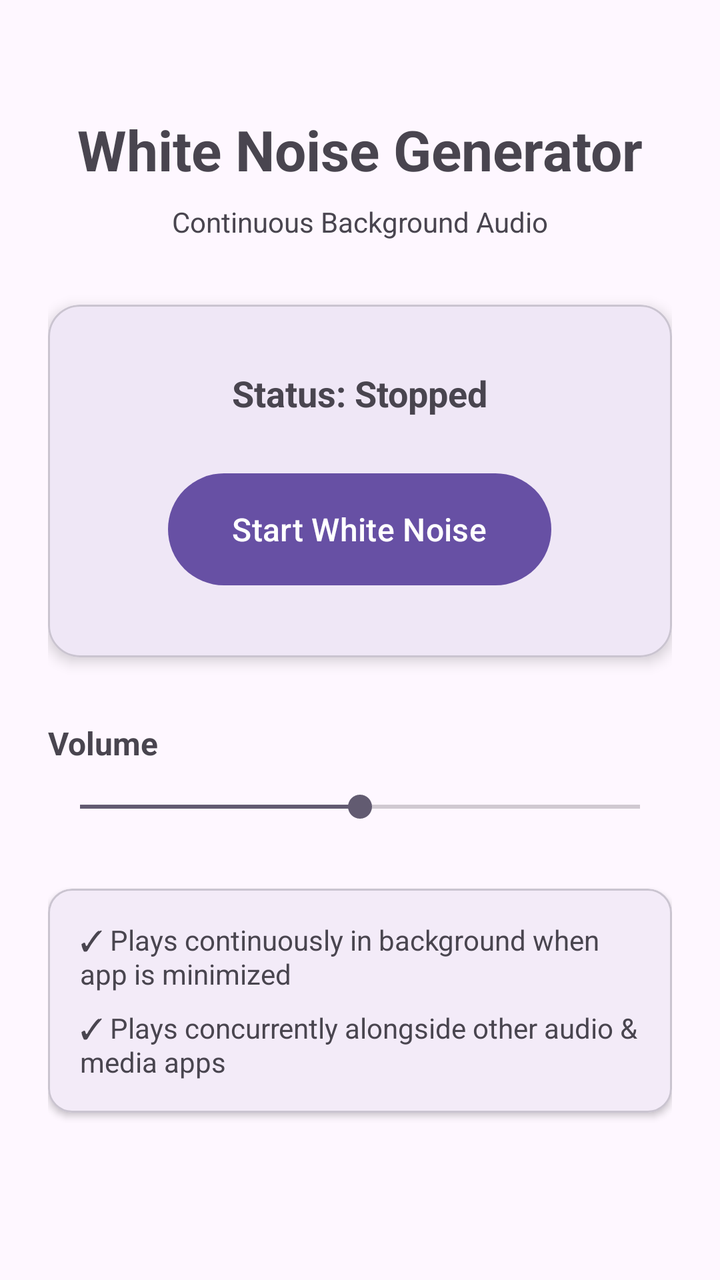
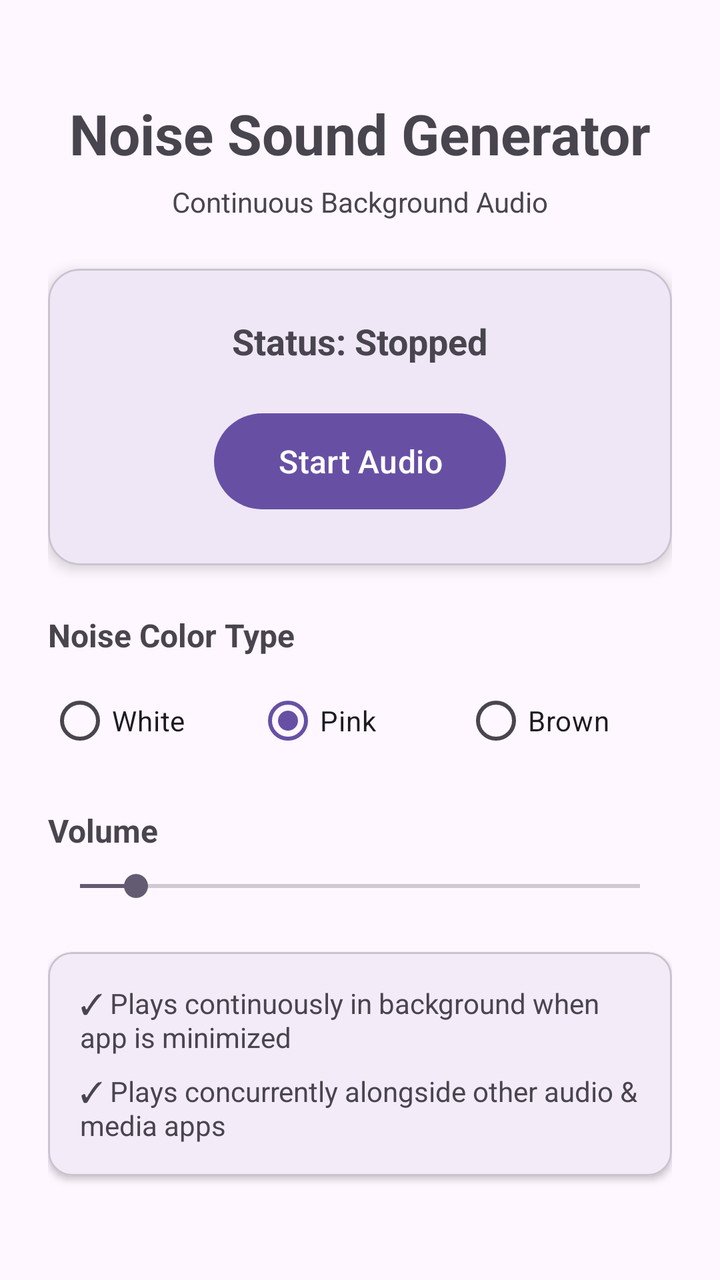

The first picture is an Android layout as it rendered before a commit; the second is the same layout after the commit. The layout source and the unified diff follow.
<!-- AndroidManifest.xml: application theme Theme.WhiteNoise -->
<!-- res/layout/activity_main.xml -->
<?xml version="1.0" encoding="utf-8"?>
<androidx.constraintlayout.widget.ConstraintLayout xmlns:android="http://schemas.android.com/apk/res/android"
    xmlns:app="http://schemas.android.com/apk/res-auto"
    xmlns:tools="http://schemas.android.com/tools"
    android:id="@+id/main"
    android:layout_width="match_parent"
    android:layout_height="match_parent"
    android:padding="24dp"
    tools:context=".MainActivity">

    <TextView
        android:id="@+id/titleText"
        android:layout_width="wrap_content"
        android:layout_height="wrap_content"
        android:layout_marginTop="32dp"
        android:text="@string/title_white_noise"
        android:textSize="28sp"
        android:textStyle="bold"
        app:layout_constraintEnd_toEndOf="parent"
        app:layout_constraintStart_toStartOf="parent"
        app:layout_constraintTop_toTopOf="parent" />

    <TextView
        android:id="@+id/subtitleText"
        android:layout_width="wrap_content"
        android:layout_height="wrap_content"
        android:layout_marginTop="8dp"
        android:text="@string/subtitle_white_noise"
        android:textColor="?android:attr/textColorSecondary"
        android:textSize="14sp"
        app:layout_constraintEnd_toEndOf="parent"
        app:layout_constraintStart_toStartOf="parent"
        app:layout_constraintTop_toBottomOf="@id/titleText" />

    <com.google.android.material.card.MaterialCardView
        android:id="@+id/statusCard"
        android:layout_width="0dp"
        android:layout_height="wrap_content"
        android:layout_marginTop="32dp"
        app:cardCornerRadius="16dp"
        app:cardElevation="4dp"
        app:layout_constraintEnd_toEndOf="parent"
        app:layout_constraintStart_toStartOf="parent"
        app:layout_constraintTop_toBottomOf="@id/subtitleText">

        <LinearLayout
            android:layout_width="match_parent"
            android:layout_height="wrap_content"
            android:gravity="center"
            android:orientation="vertical"
            android:padding="32dp">

            <TextView
                android:id="@+id/statusText"
                android:layout_width="wrap_content"
                android:layout_height="wrap_content"
                android:text="@string/status_stopped"
                android:textSize="18sp"
                android:textStyle="bold" />

            <com.google.android.material.button.MaterialButton
                android:id="@+id/playToggleButton"
                android:layout_width="wrap_content"
                android:layout_height="64dp"
                android:layout_marginTop="24dp"
                android:paddingStart="32dp"
                android:paddingEnd="32dp"
                android:text="@string/action_start"
                android:textSize="16sp"
                app:cornerRadius="32dp" />
        </LinearLayout>
    </com.google.android.material.card.MaterialCardView>

    <TextView
        android:id="@+id/volumeLabel"
        android:layout_width="wrap_content"
        android:layout_height="wrap_content"
        android:layout_marginTop="32dp"
        android:text="@string/label_volume"
        android:textSize="16sp"
        android:textStyle="bold"
        app:layout_constraintStart_toStartOf="parent"
        app:layout_constraintTop_toBottomOf="@id/statusCard" />

    <SeekBar
        android:id="@+id/volumeSeekBar"
        android:layout_width="0dp"
        android:layout_height="wrap_content"
        android:layout_marginTop="12dp"
        android:max="100"
        android:progress="50"
        app:layout_constraintEnd_toEndOf="parent"
        app:layout_constraintStart_toStartOf="parent"
        app:layout_constraintTop_toBottomOf="@id/volumeLabel" />

    <com.google.android.material.card.MaterialCardView
        android:id="@+id/infoCard"
        android:layout_width="0dp"
        android:layout_height="wrap_content"
        android:layout_marginTop="32dp"
        app:cardCornerRadius="12dp"
        app:cardElevation="2dp"
        app:layout_constraintEnd_toEndOf="parent"
        app:layout_constraintStart_toStartOf="parent"
        app:layout_constraintTop_toBottomOf="@id/volumeSeekBar">

        <LinearLayout
            android:layout_width="match_parent"
            android:layout_height="wrap_content"
            android:orientation="vertical"
            android:padding="16dp">

            <TextView
                android:layout_width="wrap_content"
                android:layout_height="wrap_content"
                android:text="@string/info_background_play"
                android:textSize="14sp" />

            <TextView
                android:layout_width="wrap_content"
                android:layout_height="wrap_content"
                android:layout_marginTop="8dp"
                android:text="@string/info_concurrent_play"
                android:textSize="14sp" />
        </LinearLayout>
    </com.google.android.material.card.MaterialCardView>

</androidx.constraintlayout.widget.ConstraintLayout>
<!-- resources referenced by this layout -->
<resources>
  <string name="action_start">Start White Noise</string>
  <string name="info_background_play">✓ Plays continuously in background when app is minimized</string>
  <string name="info_concurrent_play">✓ Plays concurrently alongside other audio &amp; media apps</string>
  <string name="label_volume">Volume</string>
  <string name="status_stopped">Status: Stopped</string>
  <string name="subtitle_white_noise">Continuous Background Audio</string>
  <string name="title_white_noise">White Noise Generator</string>
  <style name="Theme.WhiteNoise" parent="Base.Theme.WhiteNoise" />
  <style name="Base.Theme.WhiteNoise" parent="Theme.Material3.DayNight.NoActionBar">
          
          
      </style>
</resources>

<!-- the commit's change to res/layout/activity_main.xml (unified diff, before → after) -->
@@ -12,7 +12,7 @@
         android:id="@+id/titleText"
         android:layout_width="wrap_content"
         android:layout_height="wrap_content"
-        android:layout_marginTop="32dp"
+        android:layout_marginTop="24dp"
         android:text="@string/title_white_noise"
         android:textSize="28sp"
         android:textStyle="bold"
@@ -24,7 +24,7 @@
         android:id="@+id/subtitleText"
         android:layout_width="wrap_content"
         android:layout_height="wrap_content"
-        android:layout_marginTop="8dp"
+        android:layout_marginTop="6dp"
         android:text="@string/subtitle_white_noise"
         android:textColor="?android:attr/textColorSecondary"
         android:textSize="14sp"
@@ -36,7 +36,7 @@
         android:id="@+id/statusCard"
         android:layout_width="0dp"
         android:layout_height="wrap_content"
-        android:layout_marginTop="32dp"
+        android:layout_marginTop="24dp"
         app:cardCornerRadius="16dp"
         app:cardElevation="4dp"
         app:layout_constraintEnd_toEndOf="parent"
@@ -48,7 +48,7 @@
             android:layout_height="wrap_content"
             android:gravity="center"
             android:orientation="vertical"
-            android:padding="32dp">
+            android:padding="24dp">
 
             <TextView
                 android:id="@+id/statusText"
@@ -61,34 +61,78 @@
             <com.google.android.material.button.MaterialButton
                 android:id="@+id/playToggleButton"
                 android:layout_width="wrap_content"
-                android:layout_height="64dp"
-                android:layout_marginTop="24dp"
+                android:layout_height="56dp"
+                android:layout_marginTop="20dp"
                 android:paddingStart="32dp"
                 android:paddingEnd="32dp"
                 android:text="@string/action_start"
                 android:textSize="16sp"
-                app:cornerRadius="32dp" />
+                app:cornerRadius="28dp" />
         </LinearLayout>
     </com.google.android.material.card.MaterialCardView>
+
+    <TextView
+        android:id="@+id/noiseTypeLabel"
+        android:layout_width="wrap_content"
+        android:layout_height="wrap_content"
+        android:layout_marginTop="24dp"
+        android:text="@string/label_noise_type"
+        android:textSize="16sp"
+        android:textStyle="bold"
+        app:layout_constraintStart_toStartOf="parent"
+        app:layout_constraintTop_toBottomOf="@id/statusCard" />
+
+    <RadioGroup
+        android:id="@+id/noiseTypeRadioGroup"
+        android:layout_width="0dp"
+        android:layout_height="wrap_content"
+        android:layout_marginTop="8dp"
+        android:orientation="horizontal"
+        app:layout_constraintEnd_toEndOf="parent"
+        app:layout_constraintStart_toStartOf="parent"
+        app:layout_constraintTop_toBottomOf="@id/noiseTypeLabel">
+
+        <RadioButton
+            android:id="@+id/radioWhite"
+            android:layout_width="0dp"
+            android:layout_height="wrap_content"
+            android:layout_weight="1"
+            android:text="@string/noise_type_white" />
+
+        <RadioButton
+            android:id="@+id/radioPink"
+            android:layout_width="0dp"
+            android:layout_height="wrap_content"
+            android:layout_weight="1"
+            android:checked="true"
+            android:text="@string/noise_type_pink" />
+
+        <RadioButton
+            android:id="@+id/radioBrown"
+            android:layout_width="0dp"
+            android:layout_height="wrap_content"
+            android:layout_weight="1"
+            android:text="@string/noise_type_brown" />
+    </RadioGroup>
 
     <TextView
         android:id="@+id/volumeLabel"
         android:layout_width="wrap_content"
         android:layout_height="wrap_content"
-        android:layout_marginTop="32dp"
+        android:layout_marginTop="20dp"
         android:text="@string/label_volume"
         android:textSize="16sp"
         android:textStyle="bold"
         app:layout_constraintStart_toStartOf="parent"
-        app:layout_constraintTop_toBottomOf="@id/statusCard" />
+        app:layout_constraintTop_toBottomOf="@id/noiseTypeRadioGroup" />
 
     <SeekBar
         android:id="@+id/volumeSeekBar"
         android:layout_width="0dp"
         android:layout_height="wrap_content"
-        android:layout_marginTop="12dp"
+        android:layout_marginTop="8dp"
         android:max="100"
-        android:progress="50"
+        android:progress="10"
         app:layout_constraintEnd_toEndOf="parent"
         app:layout_constraintStart_toStartOf="parent"
         app:layout_constraintTop_toBottomOf="@id/volumeLabel" />
@@ -97,7 +141,7 @@
         android:id="@+id/infoCard"
         android:layout_width="0dp"
         android:layout_height="wrap_content"
-        android:layout_marginTop="32dp"
+        android:layout_marginTop="24dp"
         app:cardCornerRadius="12dp"
         app:cardElevation="2dp"
         app:layout_constraintEnd_toEndOf="parent"
<!-- resource entries referenced after the edit -->
@@ -1,12 +1,16 @@
 <!-- resources referenced by this layout -->
 <resources>
-  <string name="action_start">Start White Noise</string>
+  <string name="action_start">Start Audio</string>
   <string name="info_background_play">✓ Plays continuously in background when app is minimized</string>
   <string name="info_concurrent_play">✓ Plays concurrently alongside other audio &amp; media apps</string>
+  <string name="label_noise_type">Noise Color Type</string>
   <string name="label_volume">Volume</string>
+  <string name="noise_type_brown">Brown</string>
+  <string name="noise_type_pink">Pink</string>
+  <string name="noise_type_white">White</string>
   <string name="status_stopped">Status: Stopped</string>
   <string name="subtitle_white_noise">Continuous Background Audio</string>
-  <string name="title_white_noise">White Noise Generator</string>
+  <string name="title_white_noise">Noise Sound Generator</string>
   <style name="Theme.WhiteNoise" parent="Base.Theme.WhiteNoise" />
   <style name="Base.Theme.WhiteNoise" parent="Theme.Material3.DayNight.NoActionBar">
           
